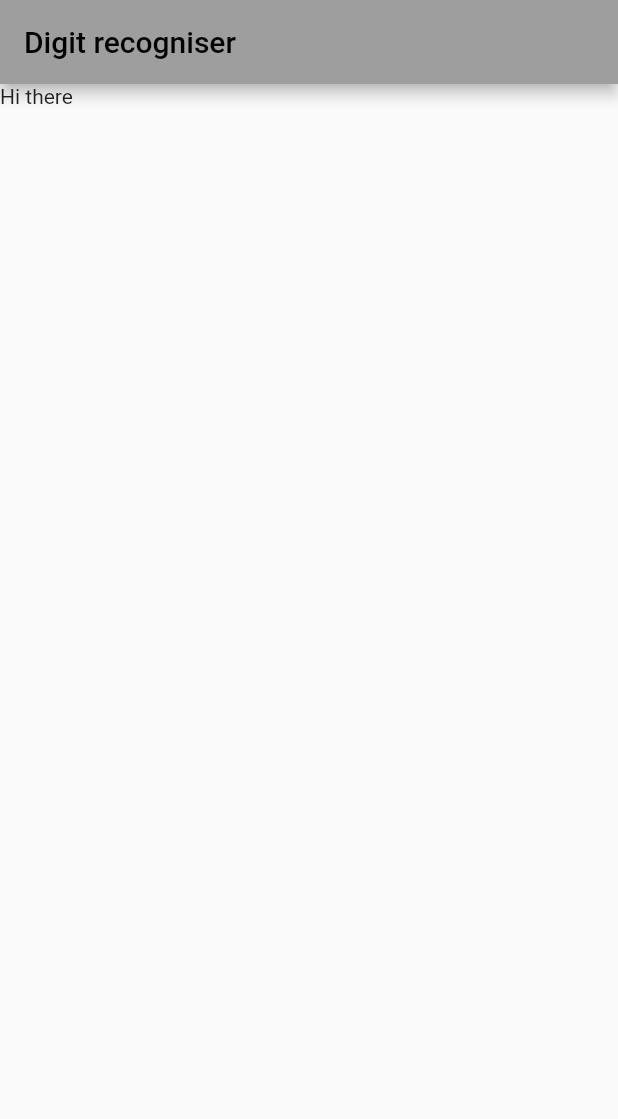
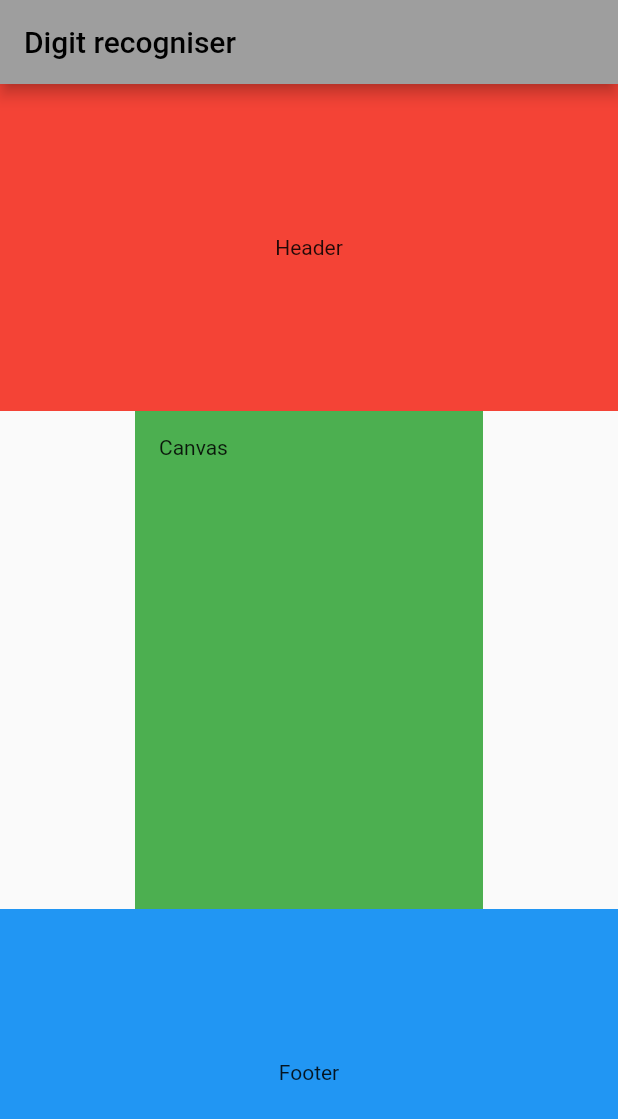
Before and after one commit to saniket919/handwriting_recognition_system, a Flutter app: the screen it shows after launch, on a phone screen of 412 x 824 dp. Shown: the top 1119 px of the screen. Run offline on Flutter 3.47's test engine with Material 2 defaults, Android fonts, the phone set to English and light mode, and no system bars.

Commit message:
good night commit

```diff
--- a/lib/recognizer_screen.dart
+++ b/lib/recognizer_screen.dart
@@ -17,7 +17,38 @@ class _RecognizerScreen extends State<RecognizerScreen> {
         title: Text(widget.title),
       ),
       body: Container(
-        child: Text('Hi there'),
+        child: Column(
+          mainAxisAlignment: MainAxisAlignment.center,
+          children: <Widget>[
+            Expanded(
+              flex: 1,
+              child: Container(
+                padding: EdgeInsets.all(16),
+                color: Colors.red,
+                alignment: Alignment.center,
+                child: Text('Header'),
+              ),
+            ),
+            Container(
+              padding: EdgeInsets.all(16),
+              color: Colors.green,
+              child: SizedBox(
+                width: 200,
+                height: 300,
+                child: Text('Canvas'),
+              ),
+            ),
+            Expanded(
+              flex: 1,
+              child: Container(
+                padding: EdgeInsets.all(16),
+                color: Colors.blue,
+                alignment: Alignment.center,
+                child: Text('Footer'),
+              ),
+            ),
+          ],
+        ),
       ),
     );
   }
--- a/pubspec.yaml
+++ b/pubspec.yaml
@@ -36,6 +36,7 @@ dependencies:
   # The following adds the Cupertino Icons font to your application.
   # Use with the CupertinoIcons class for iOS style icons.
   cupertino_icons: ^1.0.2
+  tflite:
 
 dev_dependencies:
   flutter_test:
```
Also changed, not shown: pubspec.lock, 1 other file.
